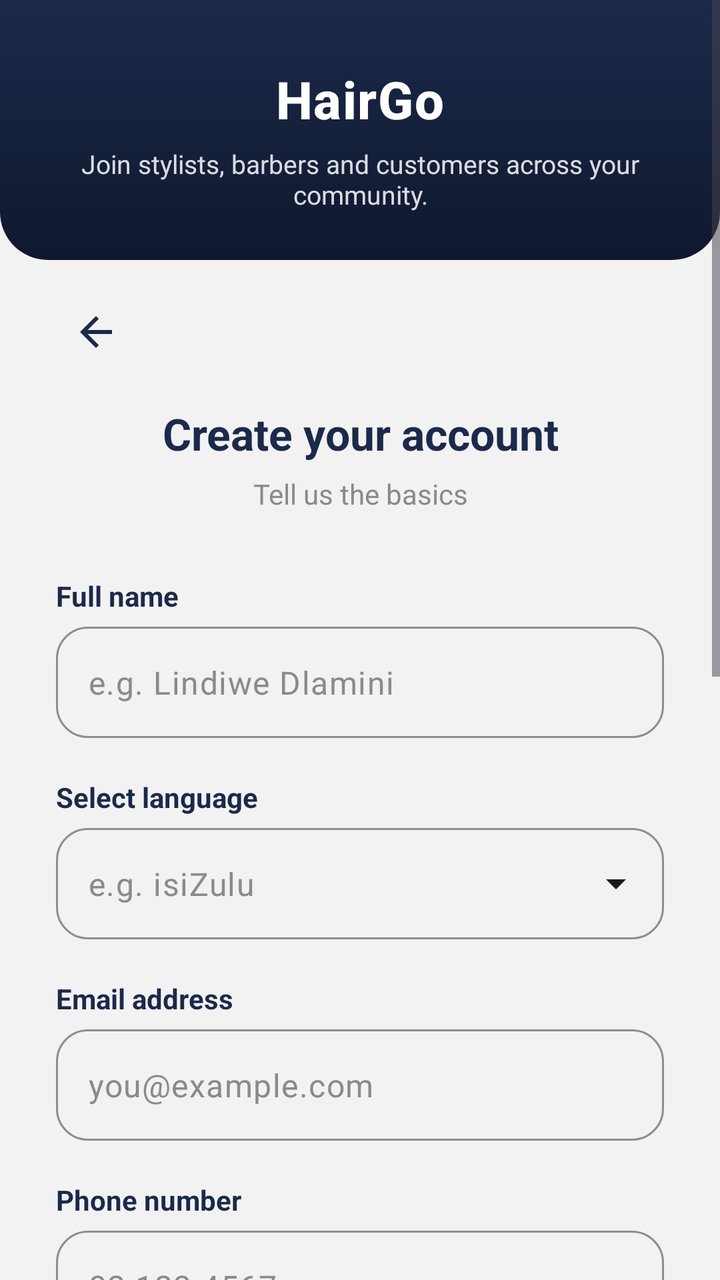
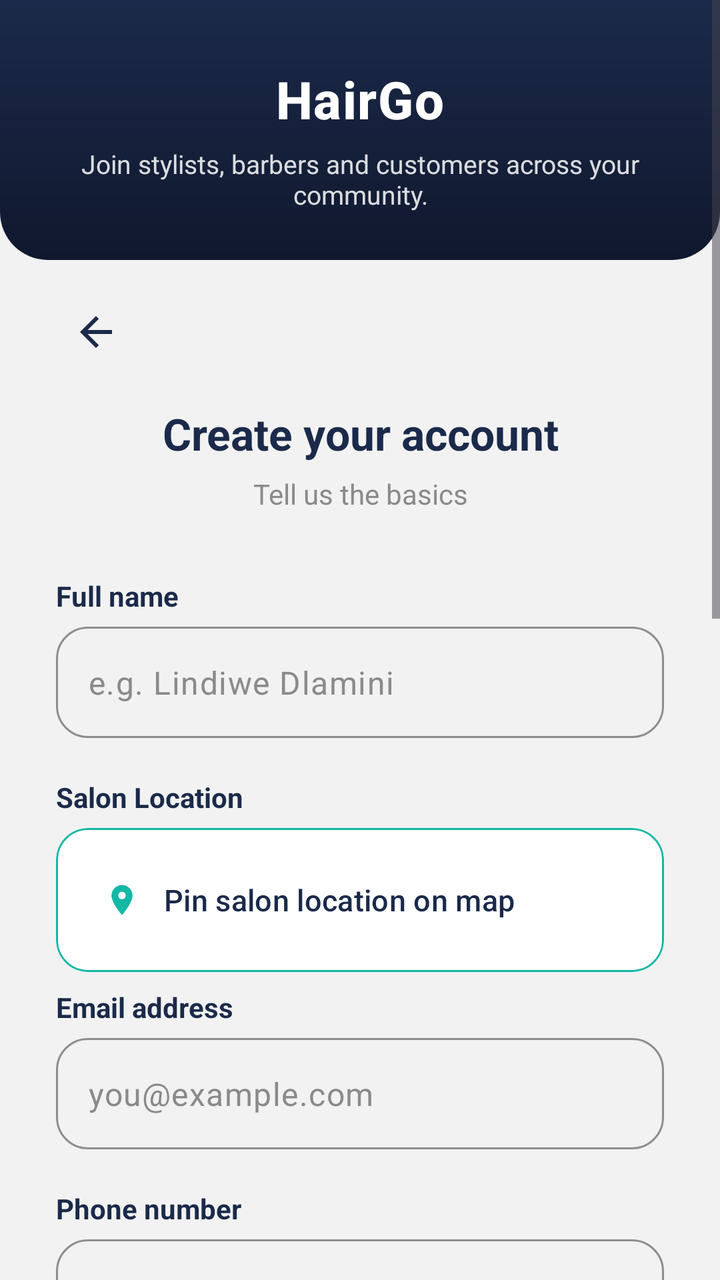

Compare the two renders of this Android layout. The source of the first and the diff that turns it into the second are given below.
<!-- AndroidManifest.xml: application theme Theme.HairGo -->
<!-- res/layout/activity_register_owner.xml -->
<?xml version="1.0" encoding="utf-8"?>
<ScrollView
    xmlns:android="http://schemas.android.com/apk/res/android"
    xmlns:app="http://schemas.android.com/apk/res-auto"
    android:layout_width="match_parent"
    android:layout_height="match_parent"
    android:background="@color/grey_light"
    android:fillViewport="true"
    android:overScrollMode="never">

    <LinearLayout
        android:layout_width="match_parent"
        android:layout_height="wrap_content"
        android:orientation="vertical">

        <include layout="@layout/view_auth_header" />

        <LinearLayout
            android:layout_width="match_parent"
            android:layout_height="wrap_content"
            android:orientation="vertical"
            android:paddingHorizontal="28dp"
            android:paddingTop="16dp"
            android:paddingBottom="48dp">

            
            <ImageButton
                android:id="@+id/btnBack"
                android:layout_width="40dp"
                android:layout_height="40dp"
                android:layout_marginBottom="16dp"
                android:background="?attr/selectableItemBackgroundBorderless"
                android:contentDescription="Back"
                android:src="@drawable/ic_back"
                app:tint="@color/heading" />

            
            <TextView
                android:layout_width="wrap_content"
                android:layout_height="wrap_content"
                android:layout_gravity="center_horizontal"
                android:layout_marginBottom="6dp"
                android:gravity="center"
                android:text="Create your account"
                android:textColor="@color/heading"
                android:textSize="22sp"
                android:textStyle="bold" />

            
            <TextView
                android:layout_width="wrap_content"
                android:layout_height="wrap_content"
                android:layout_gravity="center_horizontal"
                android:layout_marginBottom="32dp"
                android:gravity="center"
                android:text="Tell us the basics"
                android:textColor="@color/grey_medium"
                android:textSize="14sp" />

            
            <TextView
                android:layout_width="wrap_content"
                android:layout_height="wrap_content"
                android:layout_marginBottom="6dp"
                android:text="Full name"
                android:textColor="@color/heading"
                android:textSize="14sp"
                android:textStyle="bold" />

            <com.google.android.material.textfield.TextInputLayout
                android:id="@+id/tilFullName"
                style="@style/Widget.Material3.TextInputLayout.OutlinedBox"
                android:layout_width="match_parent"
                android:layout_height="wrap_content"
                android:layout_marginBottom="20dp"
                app:boxCornerRadiusBottomEnd="16dp"
                app:boxCornerRadiusBottomStart="16dp"
                app:boxCornerRadiusTopEnd="16dp"
                app:boxCornerRadiusTopStart="16dp"
                app:boxStrokeColor="@color/teal"
                app:hintEnabled="false">

                <com.google.android.material.textfield.TextInputEditText
                    android:id="@+id/etFullName"
                    android:layout_width="match_parent"
                    android:layout_height="wrap_content"
                    android:hint="e.g. Lindiwe Dlamini"
                    android:inputType="textPersonName|textCapWords"
                    android:textColorHint="@color/grey_medium" />
            </com.google.android.material.textfield.TextInputLayout>

            
            <TextView
                android:layout_width="wrap_content"
                android:layout_height="wrap_content"
                android:layout_marginBottom="6dp"
                android:text="Select language"
                android:textColor="@color/heading"
                android:textSize="14sp"
                android:textStyle="bold" />

            <com.google.android.material.textfield.TextInputLayout
                android:id="@+id/tilLanguage"
                style="@style/Widget.Material3.TextInputLayout.OutlinedBox.ExposedDropdownMenu"
                android:layout_width="match_parent"
                android:layout_height="wrap_content"
                android:layout_marginBottom="20dp"
                app:boxCornerRadiusBottomEnd="16dp"
                app:boxCornerRadiusBottomStart="16dp"
                app:boxCornerRadiusTopEnd="16dp"
                app:boxCornerRadiusTopStart="16dp"
                app:boxStrokeColor="@color/teal"
                app:hintEnabled="false">

                <AutoCompleteTextView
                    android:id="@+id/actvLanguage"
                    android:layout_width="match_parent"
                    android:layout_height="wrap_content"
                    android:hint="e.g. isiZulu"
                    android:inputType="none"
                    android:textColorHint="@color/grey_medium" />
            </com.google.android.material.textfield.TextInputLayout>

            
            <TextView
                android:layout_width="wrap_content"
                android:layout_height="wrap_content"
                android:layout_marginBottom="6dp"
                android:text="Email address"
                android:textColor="@color/heading"
                android:textSize="14sp"
                android:textStyle="bold" />

            <com.google.android.material.textfield.TextInputLayout
                android:id="@+id/tilEmail"
                style="@style/Widget.Material3.TextInputLayout.OutlinedBox"
                android:layout_width="match_parent"
                android:layout_height="wrap_content"
                android:layout_marginBottom="20dp"
                app:boxCornerRadiusBottomEnd="16dp"
                app:boxCornerRadiusBottomStart="16dp"
                app:boxCornerRadiusTopEnd="16dp"
                app:boxCornerRadiusTopStart="16dp"
                app:boxStrokeColor="@color/teal"
                app:hintEnabled="false">

                <com.google.android.material.textfield.TextInputEditText
                    android:id="@+id/etEmail"
                    android:layout_width="match_parent"
                    android:layout_height="wrap_content"
                    android:hint="you@example.com"
                    android:inputType="textEmailAddress"
                    android:textColorHint="@color/grey_medium" />
            </com.google.android.material.textfield.TextInputLayout>

            
            <TextView
                android:layout_width="wrap_content"
                android:layout_height="wrap_content"
                android:layout_marginBottom="6dp"
                android:text="Phone number"
                android:textColor="@color/heading"
                android:textSize="14sp"
                android:textStyle="bold" />

            <com.google.android.material.textfield.TextInputLayout
                android:id="@+id/tilPhone"
                style="@style/Widget.Material3.TextInputLayout.OutlinedBox"
                android:layout_width="match_parent"
                android:layout_height="wrap_content"
                android:layout_marginBottom="20dp"
                app:boxCornerRadiusBottomEnd="16dp"
                app:boxCornerRadiusBottomStart="16dp"
                app:boxCornerRadiusTopEnd="16dp"
                app:boxCornerRadiusTopStart="16dp"
                app:boxStrokeColor="@color/teal"
                app:hintEnabled="false"
                app:prefixText="+27 "
                app:prefixTextColor="@color/navy">

                <com.google.android.material.textfield.TextInputEditText
                    android:id="@+id/etPhone"
                    android:layout_width="match_parent"
                    android:layout_height="wrap_content"
                    android:hint="82 123 4567"
                    android:inputType="phone"
                    android:textColorHint="@color/grey_medium" />
            </com.google.android.material.textfield.TextInputLayout>

            
            <TextView
                android:layout_width="wrap_content"
                android:layout_height="wrap_content"
                android:layout_marginBottom="6dp"
                android:text="Password"
                android:textColor="@color/heading"
                android:textSize="14sp"
                android:textStyle="bold" />

            <com.google.android.material.textfield.TextInputLayout
                android:id="@+id/tilPassword"
                style="@style/Widget.Material3.TextInputLayout.OutlinedBox"
                android:layout_width="match_parent"
                android:layout_height="wrap_content"
                android:layout_marginBottom="8dp"
                app:boxCornerRadiusBottomEnd="16dp"
                app:boxCornerRadiusBottomStart="16dp"
                app:boxCornerRadiusTopEnd="16dp"
                app:boxCornerRadiusTopStart="16dp"
                app:boxStrokeColor="@color/teal"
                app:endIconMode="password_toggle"
                app:hintEnabled="false">

                <com.google.android.material.textfield.TextInputEditText
                    android:id="@+id/etPassword"
                    android:layout_width="match_parent"
                    android:layout_height="wrap_content"
                    android:hint="Create a strong password"
                    android:inputType="textPassword"
                    android:textColorHint="@color/grey_medium" />
            </com.google.android.material.textfield.TextInputLayout>

            
            <LinearLayout
                android:id="@+id/layoutPasswordRequirements"
                android:layout_width="match_parent"
                android:layout_height="wrap_content"
                android:layout_marginBottom="20dp"
                android:orientation="vertical"
                android:paddingStart="4dp"
                android:paddingEnd="4dp">

                <TextView
                    android:id="@+id/tvReqLength"
                    android:layout_width="wrap_content"
                    android:layout_height="wrap_content"
                    android:layout_marginBottom="2dp"
                    android:text="• 8 to 25 characters long"
                    android:textColor="@color/grey_medium"
                    android:textSize="12sp" />

                <TextView
                    android:id="@+id/tvReqUppercase"
                    android:layout_width="wrap_content"
                    android:layout_height="wrap_content"
                    android:layout_marginBottom="2dp"
                    android:text="• At least 1 uppercase letter (A–Z)"
                    android:textColor="@color/grey_medium"
                    android:textSize="12sp" />

                <TextView
                    android:id="@+id/tvReqLowercase"
                    android:layout_width="wrap_content"
                    android:layout_height="wrap_content"
                    android:layout_marginBottom="2dp"
                    android:text="• At least 1 lowercase letter (a–z)"
                    android:textColor="@color/grey_medium"
                    android:textSize="12sp" />

                <TextView
                    android:id="@+id/tvReqNumber"
                    android:layout_width="wrap_content"
                    android:layout_height="wrap_content"
                    android:layout_marginBottom="2dp"
                    android:text="• At least 1 number (0–9)"
                    android:textColor="@color/grey_medium"
                    android:textSize="12sp" />

                <TextView
                    android:id="@+id/tvReqSpecial"
                    android:layout_width="wrap_content"
                    android:layout_height="wrap_content"
                    android:text="• At least 1 special character (e.g. @, #, $, %, !)"
                    android:textColor="@color/grey_medium"
                    android:textSize="12sp" />
            </LinearLayout>

            
            <TextView
                android:layout_width="wrap_content"
                android:layout_height="wrap_content"
                android:layout_marginBottom="6dp"
                android:text="Confirm password"
                android:textColor="@color/heading"
                android:textSize="14sp"
                android:textStyle="bold" />

            <com.google.android.material.textfield.TextInputLayout
                android:id="@+id/tilConfirmPassword"
                style="@style/Widget.Material3.TextInputLayout.OutlinedBox"
                android:layout_width="match_parent"
                android:layout_height="wrap_content"
                android:layout_marginBottom="24dp"
                app:boxCornerRadiusBottomEnd="16dp"
                app:boxCornerRadiusBottomStart="16dp"
                app:boxCornerRadiusTopEnd="16dp"
                app:boxCornerRadiusTopStart="16dp"
                app:boxStrokeColor="@color/teal"
                app:endIconMode="password_toggle"
                app:hintEnabled="false">

                <com.google.android.material.textfield.TextInputEditText
                    android:id="@+id/etConfirmPassword"
                    android:layout_width="match_parent"
                    android:layout_height="wrap_content"
                    android:inputType="textPassword" />
            </com.google.android.material.textfield.TextInputLayout>

            
            <com.google.android.material.button.MaterialButton
                android:id="@+id/btnNext"
                android:layout_width="match_parent"
                android:layout_height="56dp"
                android:layout_marginBottom="24dp"
                android:text="Next"
                android:textAllCaps="false"
                android:textSize="16sp"
                android:textStyle="bold"
                app:backgroundTint="@color/navy"
                app:cornerRadius="16dp"
                app:elevation="4dp" />

            
            <LinearLayout
                android:layout_width="match_parent"
                android:layout_height="wrap_content"
                android:layout_marginBottom="24dp"
                android:gravity="center_vertical"
                android:orientation="horizontal">

                <View
                    android:layout_width="0dp"
                    android:layout_height="1dp"
                    android:layout_weight="1"
                    android:background="@color/grey_border" />

                <TextView
                    android:layout_width="wrap_content"
                    android:layout_height="wrap_content"
                    android:paddingHorizontal="16dp"
                    android:text="OR"
                    android:textColor="@color/grey_medium"
                    android:textSize="13sp" />

                <View
                    android:layout_width="0dp"
                    android:layout_height="1dp"
                    android:layout_weight="1"
                    android:background="@color/grey_border" />
            </LinearLayout>

            
            <TextView
                android:id="@+id/tvLogin"
                android:layout_width="wrap_content"
                android:layout_height="wrap_content"
                android:layout_gravity="center_horizontal"
                android:background="?attr/selectableItemBackgroundBorderless"
                android:paddingHorizontal="16dp"
                android:paddingVertical="14dp"
                android:text="Already have an account? Log in"
                android:textColor="@color/grey_medium"
                android:textSize="14sp" />

        </LinearLayout>
    </LinearLayout>
</ScrollView>
<!-- res/layout/view_auth_header.xml (included above) -->
<?xml version="1.0" encoding="utf-8"?>
<LinearLayout xmlns:android="http://schemas.android.com/apk/res/android"
    android:layout_width="match_parent"
    android:layout_height="wrap_content"
    android:orientation="vertical"
    android:background="@drawable/bg_header"
    android:paddingTop="32dp"
    android:paddingBottom="24dp"
    android:paddingHorizontal="24dp"
    android:gravity="center">

    <TextView
        android:layout_width="wrap_content"
        android:layout_height="wrap_content"
        android:text="HairGo"
        android:textColor="@android:color/white"
        android:textSize="26sp"
        android:textStyle="bold"
        android:fontFamily="sans-serif-medium"
        android:letterSpacing="0.02"/>

    <TextView
        android:layout_width="wrap_content"
        android:layout_height="wrap_content"
        android:layout_marginTop="6dp"
        android:text="Join stylists, barbers and customers across your community."
        android:textColor="@android:color/white"
        android:alpha="0.85"
        android:textSize="13sp"
        android:gravity="center"
        android:paddingHorizontal="12dp"/>
</LinearLayout>
<!-- resources referenced by this layout -->
<resources>
  <color name="grey_border">#E0E0E0</color>
  <color name="grey_light">#F2F2F2</color>
  <color name="grey_medium">#8A8A8A</color>
  <color name="heading">#1B2A4A</color>
  <color name="navy">#1B2A4A</color>
  <color name="teal">#14B8A6</color>
  <!-- drawable bg_header (drawable) -->
  <?xml version="1.0" encoding="utf-8"?>
  <shape xmlns:android="http://schemas.android.com/apk/res/android"
      android:shape="rectangle">
      <gradient
          android:startColor="@color/navy"
          android:endColor="@color/navy_dark"
          android:angle="270" />
      <corners
          android:bottomLeftRadius="24dp"
          android:bottomRightRadius="24dp" />
  </shape>
  <!-- drawable ic_back (drawable) -->
  <?xml version="1.0" encoding="utf-8"?>
  <vector xmlns:android="http://schemas.android.com/apk/res/android"
      android:width="24dp" android:height="24dp"
      android:viewportWidth="24" android:viewportHeight="24">
      <path android:fillColor="@color/text_primary" android:pathData="M20,11H7.83l5.59,-5.59L12,4l-8,8l8,8l1.41,-1.41L7.83,13H20V11z"/>
  </vector>
  <style name="Theme.HairGo" parent="Base.Theme.HairGo">
          <item name="snackbarStyle">@style/Widget.HairGo.Snackbar</item>
      </style>
  <color name="navy_dark">#10182E</color>
  <color name="text_primary">#1A1A1A</color>
  <style name="Widget.HairGo.Snackbar" parent="Widget.Material3.Snackbar">
          <item name="backgroundTint">@color/navy</item>
          <item name="android:textColor">@color/white</item>
          <item name="shapeAppearanceOverlay">@style/ShapeAppearanceOverlay.HairGo_Snackbar</item>
      </style>
  <color name="white">#FFFFFF</color>
  <color name="surface">#FFFFFF</color>
  <style name="ShapeAppearanceOverlay.HairGo_Snackbar" parent="">
          <item name="cornerFamily">rounded</item>
          <item name="cornerSize">16dp</item>
      </style>
  <!-- unchanged entries left out for length: 1 -->
</resources>

<!-- the commit's change to res/layout/activity_register_owner.xml (unified diff, before → after) -->
@@ -94,32 +94,55 @@
                 android:layout_width="wrap_content"
                 android:layout_height="wrap_content"
                 android:layout_marginBottom="6dp"
-                android:text="Select language"
-                android:textColor="@color/heading"
-                android:textSize="14sp"
-                android:textStyle="bold" />
-
-            <com.google.android.material.textfield.TextInputLayout
-                android:id="@+id/tilLanguage"
-                style="@style/Widget.Material3.TextInputLayout.OutlinedBox.ExposedDropdownMenu"
-                android:layout_width="match_parent"
-                android:layout_height="wrap_content"
-                android:layout_marginBottom="20dp"
-                app:boxCornerRadiusBottomEnd="16dp"
-                app:boxCornerRadiusBottomStart="16dp"
-                app:boxCornerRadiusTopEnd="16dp"
-                app:boxCornerRadiusTopStart="16dp"
-                app:boxStrokeColor="@color/teal"
-                app:hintEnabled="false">
-
-                <AutoCompleteTextView
-                    android:id="@+id/actvLanguage"
-                    android:layout_width="match_parent"
-                    android:layout_height="wrap_content"
-                    android:hint="e.g. isiZulu"
-                    android:inputType="none"
-                    android:textColorHint="@color/grey_medium" />
-            </com.google.android.material.textfield.TextInputLayout>
+                android:text="Salon Location"
+                android:textColor="@color/heading"
+                android:textSize="14sp"
+                android:textStyle="bold" />
+
+            
+            <com.google.android.material.card.MaterialCardView
+                android:layout_width="match_parent"
+                android:layout_height="wrap_content"
+                android:layout_marginBottom="8dp"
+                app:cardBackgroundColor="@color/surface"
+                app:cardCornerRadius="16dp"
+                app:cardElevation="0dp"
+                app:strokeColor="@color/teal"
+                app:strokeWidth="1dp">
+
+                <LinearLayout
+                    android:layout_width="match_parent"
+                    android:layout_height="wrap_content"
+                    android:orientation="vertical"
+                    android:padding="12dp">
+
+                    <com.google.android.material.button.MaterialButton
+                        android:id="@+id/btnPickStayLocation"
+                        style="@style/Widget.Material3.Button.TextButton"
+                        android:layout_width="match_parent"
+                        android:layout_height="48dp"
+                        android:ellipsize="end"
+                        android:gravity="start|center_vertical"
+                        android:maxLines="1"
+                        android:text="Pin salon location on map"
+                        android:textAllCaps="false"
+                        android:textColor="@color/heading"
+                        android:textSize="15sp"
+                        app:icon="@drawable/ic_location"
+                        app:iconPadding="12dp"
+                        app:iconTint="@color/teal" />
+
+                </LinearLayout>
+            </com.google.android.material.card.MaterialCardView>
+
+            <TextView
+                android:id="@+id/tvLocationError"
+                android:layout_width="match_parent"
+                android:layout_height="wrap_content"
+                android:layout_marginBottom="20dp"
+                android:textColor="@color/error"
+                android:textSize="12sp"
+                android:visibility="gone" />
 
             
             <TextView
@@ -307,8 +330,37 @@
             </com.google.android.material.textfield.TextInputLayout>
 
             
+            <LinearLayout
+                android:id="@+id/layoutBiometricContainer"
+                android:layout_width="match_parent"
+                android:layout_height="wrap_content"
+                android:layout_marginBottom="20dp"
+                android:gravity="center"
+                android:orientation="vertical">
+
+                <TextView
+                    android:id="@+id/tvBiometricLabel"
+                    android:layout_width="wrap_content"
+                    android:layout_height="wrap_content"
+                    android:layout_marginBottom="8dp"
+                    android:text="Tap to link fingerprint login (optional)"
+                    android:textColor="@color/grey_medium"
+                    android:textSize="13sp" />
+
+                <ImageView
+                    android:id="@+id/btnEnableBiometric"
+                    android:layout_width="64dp"
+                    android:layout_height="64dp"
+                    android:background="?attr/selectableItemBackgroundBorderless"
+                    android:clickable="true"
+                    android:contentDescription="Enable Fingerprint Login"
+                    android:focusable="true"
+                    android:src="@drawable/ic_fingerprint_auth" />
+            </LinearLayout>
+
+            
             <com.google.android.material.button.MaterialButton
-                android:id="@+id/btnNext"
+                android:id="@+id/btnRegister"
                 android:layout_width="match_parent"
                 android:layout_height="56dp"
                 android:layout_marginBottom="24dp"
<!-- resource entries referenced after the edit -->
@@ -1,5 +1,6 @@
 <!-- resources referenced by this layout -->
 <resources>
+  <color name="error">#D9534F</color>
   <color name="grey_border">#E0E0E0</color>
   <color name="grey_light">#F2F2F2</color>
   <color name="grey_medium">#8A8A8A</color>
@@ -25,6 +26,45 @@
       android:viewportWidth="24" android:viewportHeight="24">
       <path android:fillColor="@color/text_primary" android:pathData="M20,11H7.83l5.59,-5.59L12,4l-8,8l8,8l1.41,-1.41L7.83,13H20V11z"/>
   </vector>
+  <!-- drawable ic_fingerprint_auth (drawable) -->
+  <?xml version="1.0" encoding="utf-8"?>
+  <vector xmlns:android="http://schemas.android.com/apk/res/android"
+      android:width="96dp"
+      android:height="96dp"
+      android:viewportWidth="96"
+      android:viewportHeight="96">
+  
+      
+      <path
+          android:fillColor="@color/teal"
+          android:pathData="M2,48a46,46 0 1,0 92,0a46,46 0 1,0 -92,0z" />
+  
+      
+      <path
+          android:fillColor="#00000000"
+          android:strokeColor="#FFFFFF"
+          android:strokeWidth="3"
+          android:strokeLineCap="round"
+          android:strokeLineJoin="round"
+          android:pathData="M20,32V26A6,6 0 0,1 26,20H32 M64,20H70A6,6 0 0,1 76,26V32 M76,64V70A6,6 0 0,1 70,76H64 M32,76H26A6,6 0 0,1 20,70V64" />
+  
+      
+      <path
+          android:fillColor="#00000000"
+          android:strokeColor="#FFFFFF"
+          android:strokeWidth="2.5"
+          android:strokeLineCap="round"
+          android:strokeLineJoin="round"
+          android:pathData="M30,60V48A18,18 0 0,1 66,48V54 M35,65V48A13,13 0 0,1 61,48V62 M40,67V48A8,8 0 0,1 56,48V64 M48,50V62" />
+  
+  </vector>
+  <!-- drawable ic_location (drawable) -->
+  <vector xmlns:android="http://schemas.android.com/apk/res/android"
+      android:width="24dp" android:height="24dp"
+      android:viewportWidth="24" android:viewportHeight="24">
+      <path android:fillColor="#FF000000"
+          android:pathData="M12,2C8.13,2 5,5.13 5,9c0,5.25 7,13 7,13s7,-7.75 7,-13c0,-3.87 -3.13,-7 -7,-7zM12,11.5c-1.38,0 -2.5,-1.12 -2.5,-2.5s1.12,-2.5 2.5,-2.5 2.5,1.12 2.5,2.5 -1.12,2.5 -2.5,2.5z"/>
+  </vector>
   <style name="Theme.HairGo" parent="Base.Theme.HairGo">
           <item name="snackbarStyle">@style/Widget.HairGo.Snackbar</item>
       </style>
